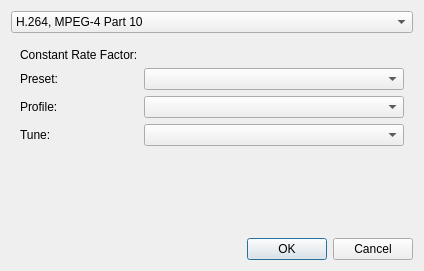
First picture: the form in plugins/impex/video/video_export_options_dialog.ui, repository KDE/krita, before the edit.
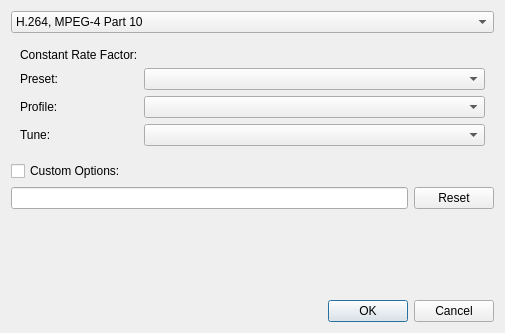
Second picture: the form after the edit. Custom widgets are drawn as their Qt base class.

Commit message: Add custom options line for the ffmpeg filters

Diff of the .ui file:
```diff
--- a/plugins/impex/video/video_export_options_dialog.ui
+++ b/plugins/impex/video/video_export_options_dialog.ui
@@ -6,14 +6,14 @@
    <rect>
     <x>0</x>
     <y>0</y>
-    <width>424</width>
-    <height>271</height>
+    <width>505</width>
+    <height>333</height>
    </rect>
   </property>
   <property name="windowTitle">
    <string>Dialog</string>
   </property>
-  <layout class="QVBoxLayout" name="verticalLayout">
+  <layout class="QVBoxLayout" name="verticalLayout_2" stretch="0,0,0,1,0">
    <item>
     <widget class="QComboBox" name="cmbCodec">
      <item>
@@ -107,6 +107,35 @@
      </widget>
     </widget>
    </item>
+   <item>
+    <layout class="QVBoxLayout" name="verticalLayout">
+     <item>
+      <widget class="QCheckBox" name="chkCustomLine">
+       <property name="text">
+        <string>Custom Options:</string>
+       </property>
+      </widget>
+     </item>
+     <item>
+      <layout class="QHBoxLayout" name="horizontalLayout">
+       <item>
+        <widget class="QLineEdit" name="txtCustomLine">
+         <property name="toolTip">
+          <string>Add any ffmpeg filtering options here. It will be put between source and destination streams of the ffmpeg</string>
+         </property>
+        </widget>
+       </item>
+       <item>
+        <widget class="QPushButton" name="btnResetCustomLine">
+         <property name="text">
+          <string>Reset</string>
+         </property>
+        </widget>
+       </item>
+      </layout>
+     </item>
+    </layout>
+   </item>
    <item>
     <spacer name="verticalSpacer">
      <property name="orientation">
```
The commit also changes 2 other files.
